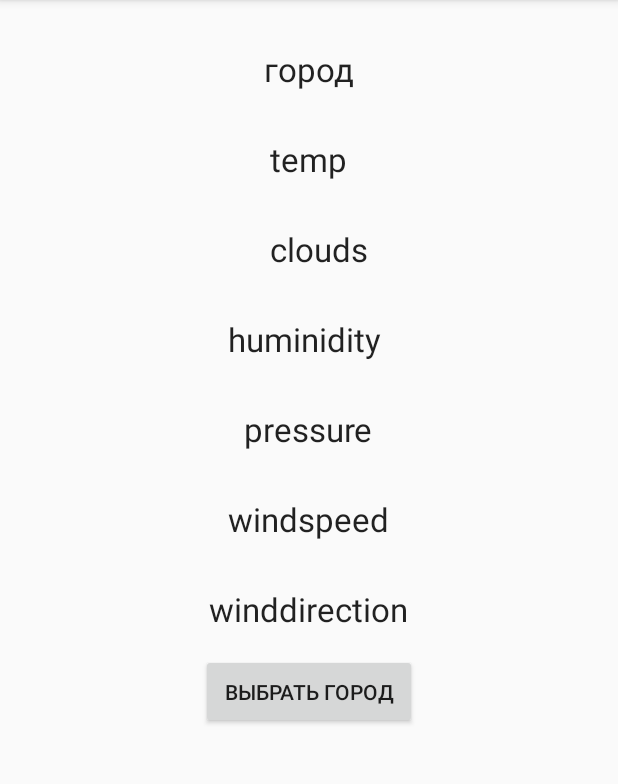
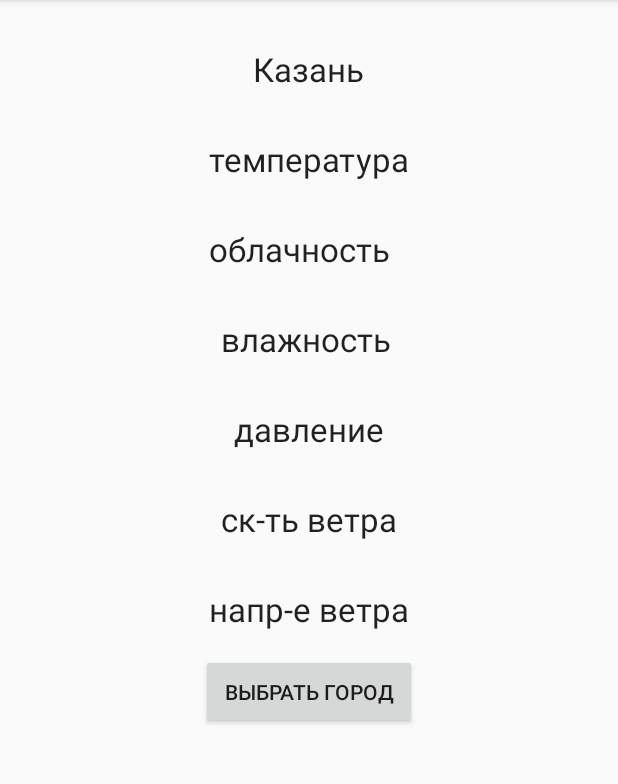
Before and after one commit to kaefik/an-wether-prj, an Android app: the screen it shows after launch (cityInfoActivity), after a tap on "CITY WEATHER", on a phone screen of 412 x 824 dp, the part 84-868 px from its top. Run offline under Robolectric (Android 15) with nearby library versions, the phone set to English and light mode, and no system bars.

Commit message:
add send data from MainActivity to infoCityActivity

```diff
--- a/app/src/main/java/ru/kaefik/isaifutdinov/an_wether_prj/MainActivity.java
+++ b/app/src/main/java/ru/kaefik/isaifutdinov/an_wether_prj/MainActivity.java
@@ -60,6 +60,15 @@ public class MainActivity extends AppCompatActivity {
 
     public void getInfoWeatherCity(View view){
         Intent intent = new Intent(this,cityInfoActivity.class);
+// передаем данные выбранного города в activity для отображения полученной информации
+        intent.putExtra("name","Казань");
+        intent.putExtra("temp","температура");
+        intent.putExtra("clouds","облачность");
+        intent.putExtra("huminidity","влажность");
+        intent.putExtra("pressure","давление");
+        intent.putExtra("windspeed","ск-ть ветра");
+        intent.putExtra("winddirection","напр-е ветра");
+
         startActivity(intent);
     }
 }
--- a/app/src/main/java/ru/kaefik/isaifutdinov/an_wether_prj/cityInfoActivity.java
+++ b/app/src/main/java/ru/kaefik/isaifutdinov/an_wether_prj/cityInfoActivity.java
@@ -4,13 +4,49 @@ import android.content.Intent;
 import android.support.v7.app.AppCompatActivity;
 import android.os.Bundle;
 import android.view.View;
+import android.widget.TextView;
 
 public class cityInfoActivity extends AppCompatActivity {
+
+    TextView nameCity;
+    TextView tempCity;
+    TextView cloudsCity;
+    TextView huminidityCity;
+    TextView pressureCity;
+    TextView windspeedCity;
+    TextView winddirectionCity;
+
+
+//    intent.putExtra("name","Казань");
+//    intent.putExtra("temp","Казань");
+//    intent.putExtra("clouds","Казань");
+//    intent.putExtra("huminidity","Казань");
+//    intent.putExtra("pressure","Казань");
+//    intent.putExtra("windspeed","Казань");
+//    intent.putExtra("winddirection","Казань");
+
 
     @Override
     protected void onCreate(Bundle savedInstanceState) {
         super.onCreate(savedInstanceState);
         setContentView(R.layout.activity_city_info);
+
+        nameCity = (TextView) findViewById(R.id.nameCity);
+        tempCity = (TextView) findViewById(R.id.tempCity);
+        cloudsCity = (TextView) findViewById(R.id.cloudsCity);
+        huminidityCity = (TextView) findViewById(R.id.huminidityCity);
+        pressureCity = (TextView) findViewById(R.id.pressureCity);
+        windspeedCity = (TextView) findViewById(R.id.windspeedCity);
+        winddirectionCity = (TextView) findViewById(R.id.winddirectionCity);
+
+        // получение отправленных данных и отображение данных
+        nameCity.setText(getIntent().getStringExtra("name").toString());
+        tempCity.setText(getIntent().getStringExtra("temp").toString());
+        cloudsCity.setText(getIntent().getStringExtra("clouds").toString());
+        huminidityCity.setText(getIntent().getStringExtra("huminidity").toString());
+        pressureCity.setText(getIntent().getStringExtra("pressure").toString());
+        windspeedCity.setText(getIntent().getStringExtra("windspeed").toString());
+        winddirectionCity.setText(getIntent().getStringExtra("winddirection").toString());
     }
 
     public void goBackMainActivity(View view){
```
